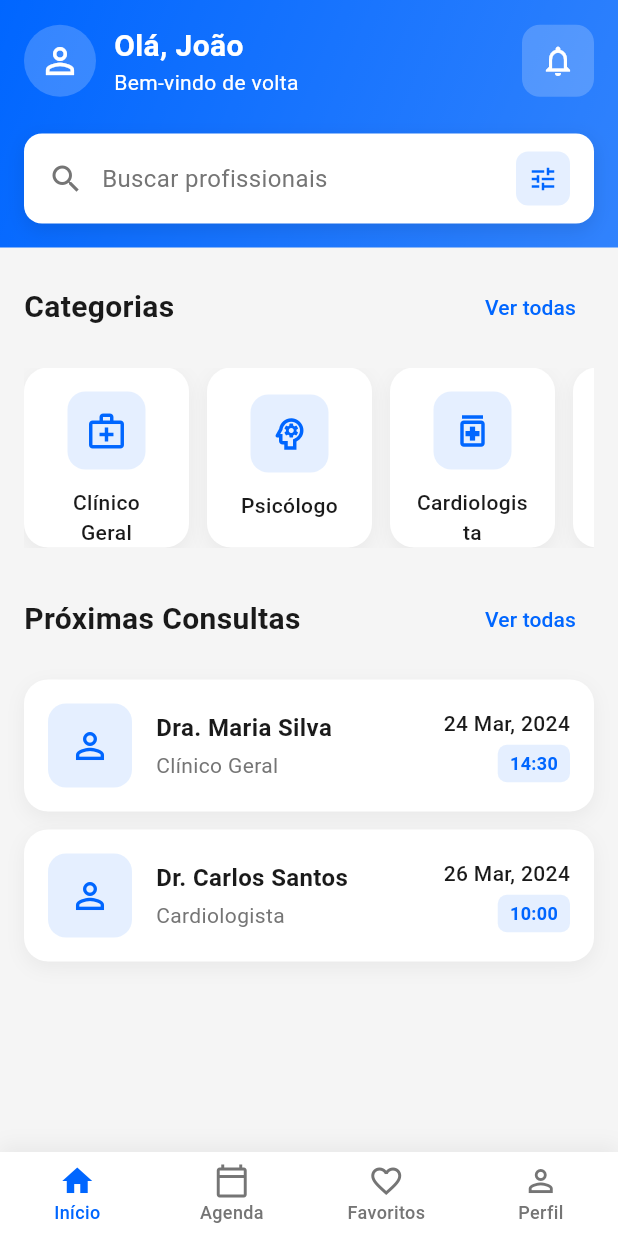
After one commit to HeitorLouzeiroRepositoryIFPI/agenda_saude, a Flutter app: the PatientHomeView screen opened by its route, after a tap on the "person outline" icon, on a phone screen of 412 x 824 dp. The commit adds this screen. Run offline on Flutter 3.47's test engine with Material 3 defaults, Android fonts, the phone set to English and light mode, and no system bars; our stand-ins replace go_router.

Commit message:
feat: Adicionando tela home do paciente.

```diff
--- /dev/null
+++ b/lib/app/modules/home/patient/patient_home_view.dart
@@ -0,0 +1,438 @@
+import 'package:flutter/material.dart';
+import 'package:agenda_saude/core/theme/app_colors.dart';
+import 'patient_home_viewmodel.dart';
+import 'package:provider/provider.dart';
+
+class PatientHomeView extends StatelessWidget {
+  const PatientHomeView({super.key});
+
+  @override
+  Widget build(BuildContext context) {
+    return ChangeNotifierProvider(
+      create: (_) => PatientHomeViewModel(),
+      child: Consumer<PatientHomeViewModel>(
+        builder: (context, viewModel, child) {
+          return Scaffold(
+            backgroundColor: AppColors.background,
+            body: SafeArea(
+              child: Column(
+                children: [
+                  // App Bar with gradient background
+                  Container(
+                    padding: const EdgeInsets.all(16),
+                    decoration: BoxDecoration(
+                      gradient: LinearGradient(
+                        begin: Alignment.topLeft,
+                        end: Alignment.bottomRight,
+                        colors: [
+                          AppColors.primary,
+                          AppColors.primary.withOpacity(0.8),
+                        ],
+                      ),
+                    ),
+                    child: Column(
+                      children: [
+                        // Top bar with profile and notifications
+                        Row(
+                          children: [
+                            InkWell(
+                              onTap: () => viewModel.onProfileTab(),
+                              child: CircleAvatar(
+                                radius: 24,
+                                backgroundColor: AppColors.white.withOpacity(0.2),
+                                child: const Icon(
+                                  Icons.person_outline,
+                                  color: AppColors.white,
+                                  size: 28,
+                                ),
+                              ),
+                            ),
+                            const SizedBox(width: 12),
+                            const Expanded(
+                              child: Column(
+                                crossAxisAlignment: CrossAxisAlignment.start,
+                                children: [
+                                  Text(
+                                    'Olá, João',
+                                    style: TextStyle(
+                                      fontSize: 20,
+                                      fontWeight: FontWeight.w600,
+                                      color: AppColors.white,
+                                    ),
+                                  ),
+                                  Text(
+                                    'Bem-vindo de volta',
+                                    style: TextStyle(
+                                      fontSize: 14,
+                                      color: AppColors.white,
+                                      fontWeight: FontWeight.w400,
+                                    ),
+                                  ),
+                                ],
+                              ),
+                            ),
+                            Container(
+                              decoration: BoxDecoration(
+                                color: AppColors.white.withOpacity(0.2),
+                                borderRadius: BorderRadius.circular(12),
+                              ),
+                              child: IconButton(
+                                onPressed: viewModel.onNotificationsTap,
+                                icon: const Icon(Icons.notifications_outlined),
+                                color: AppColors.white,
+                              ),
+                            ),
+                          ],
+                        ),
+                        const SizedBox(height: 24),
+                        // Search bar
+                        InkWell(
+                          onTap: viewModel.onSearchTap,
+                          child: Container(
+                            padding: const EdgeInsets.symmetric(horizontal: 16, vertical: 12),
+                            decoration: BoxDecoration(
+                              color: AppColors.white,
+                              borderRadius: BorderRadius.circular(12),
+                              boxShadow: [
+                                BoxShadow(
+                                  color: Colors.black.withOpacity(0.1),
+                                  blurRadius: 10,
+                                  offset: const Offset(0, 4),
+                                ),
+                              ],
+                            ),
+                            child: Row(
+                              children: [
+                                const Icon(Icons.search, color: AppColors.textSecondary),
+                                const SizedBox(width: 12),
+                                const Expanded(
+                                  child: Text(
+                                    'Buscar profissionais',
+                                    style: TextStyle(
+                                      color: AppColors.textSecondary,
+                                      fontSize: 16,
+                                    ),
+                                  ),
+                                ),
+                                Container(
+                                  padding: const EdgeInsets.all(8),
+                                  decoration: BoxDecoration(
+                                    color: AppColors.primary.withOpacity(0.1),
+                                    borderRadius: BorderRadius.circular(8),
+                                  ),
+                                  child: const Icon(
+                                    Icons.tune,
+                                    color: AppColors.primary,
+                                    size: 20,
+                                  ),
+                                ),
+                              ],
+                            ),
+                          ),
+                        ),
+                      ],
+                    ),
+                  ),
+                  // Content
+                  Expanded(
+                    child: ListView(
+                      padding: const EdgeInsets.all(16),
+                      children: [
+                        // Categories
+                        Row(
+                          mainAxisAlignment: MainAxisAlignment.spaceBetween,
+                          children: [
+                            const Text(
+                              'Categorias',
+                              style: TextStyle(
+                                fontSize: 20,
+                                fontWeight: FontWeight.w600,
+                                color: AppColors.text,
+                              ),
+                            ),
+                            TextButton(
+                              onPressed: viewModel.onViewAllCategories,
+                              child: const Text(
+                                'Ver todas',
+                                style: TextStyle(
+                                  color: AppColors.primary,
+                                  fontWeight: FontWeight.w500,
+                                ),
+                              ),
+                            ),
+                          ],
+                        ),
+                        const SizedBox(height: 16),
+                        SizedBox(
+                          height: 120,
+                          child: ListView.builder(
+                            scrollDirection: Axis.horizontal,
+                            itemCount: viewModel.categories.length,
+                            itemBuilder: (context, index) {
+                              final category = viewModel.categories[index];
+                              return _buildCategoryCard(
+                                icon: category['icon'],
+                                title: category['title'],
+                                onTap: () => viewModel.onCategoryTap(index),
+                              );
+                            },
+                          ),
+                        ),
+                        const SizedBox(height: 24),
+                        // Upcoming Appointments
+                        Row(
+                          mainAxisAlignment: MainAxisAlignment.spaceBetween,
+                          children: [
+                            const Text(
+                              'Próximas Consultas',
+                              style: TextStyle(
+                                fontSize: 20,
+                                fontWeight: FontWeight.w600,
+                                color: AppColors.text,
+                              ),
+                            ),
+                            TextButton(
+                              onPressed: viewModel.onViewAllAppointments,
+                              child: const Text(
+                                'Ver todas',
+                                style: TextStyle(
+                                  color: AppColors.primary,
+                                  fontWeight: FontWeight.w500,
+                                ),
+                              ),
+                            ),
+                          ],
+                        ),
+                        const SizedBox(height: 16),
+                        ListView.builder(
+                          shrinkWrap: true,
+                          physics: const NeverScrollableScrollPhysics(),
+                          itemCount: viewModel.appointments.length,
+                          itemBuilder: (context, index) {
+                            final appointment = viewModel.appointments[index];
+                            return Padding(
+                              padding: const EdgeInsets.only(bottom: 12),
+                              child: _buildAppointmentCard(
+                                doctorName: appointment['doctorName'],
+                                specialty: appointment['specialty'],
+                                date: appointment['date'],
+                                time: appointment['time'],
+                                onTap: () => viewModel.onAppointmentTap(index),
+                              ),
+                            );
+                          },
+                        ),
+                      ],
+                    ),
+                  ),
+                ],
+              ),
+            ),
+            bottomNavigationBar: Container(
+              decoration: BoxDecoration(
+                color: AppColors.white,
+                boxShadow: [
+                  BoxShadow(
+                    color: Colors.black.withOpacity(0.05),
+                    blurRadius: 10,
+                    offset: const Offset(0, -5),
+                  ),
+                ],
+              ),
+              child: BottomNavigationBar(
+                currentIndex: viewModel.currentIndex,
+                onTap: (index) => viewModel.handleBottomNavigation(context, index),
+                selectedItemColor: AppColors.primary,
+                unselectedItemColor: AppColors.textSecondary,
+                backgroundColor: Colors.transparent,
+                elevation: 0,
+                type: BottomNavigationBarType.fixed,
+                selectedLabelStyle: const TextStyle(
+                  fontWeight: FontWeight.w500,
+                  fontSize: 12,
+                ),
+                unselectedLabelStyle: const TextStyle(
+                  fontWeight: FontWeight.w500,
+                  fontSize: 12,
+                ),
+                items: const [
+                  BottomNavigationBarItem(
+                    icon: Icon(Icons.home_outlined),
+                    activeIcon: Icon(Icons.home),
+                    label: 'Início',
+                  ),
+                  BottomNavigationBarItem(
+                    icon: Icon(Icons.calendar_today_outlined),
+                    activeIcon: Icon(Icons.calendar_today),
+                    label: 'Agenda',
+                  ),
+                  BottomNavigationBarItem(
+                    icon: Icon(Icons.favorite_border),
+                    activeIcon: Icon(Icons.favorite),
+                    label: 'Favoritos',
+                  ),
+                  BottomNavigationBarItem(
+                    icon: Icon(Icons.person_outline),
+                    activeIcon: Icon(Icons.person),
+                    label: 'Perfil',
+                  ),
+                ],
+              ),
+            ),
+          );
+        },
+      ),
+    );
+  }
+
+  Widget _buildCategoryCard({
+    required IconData icon,
+    required String title,
+    required VoidCallback onTap,
+  }) {
+    return Container(
+      margin: const EdgeInsets.only(right: 12),
+      child: InkWell(
+        onTap: onTap,
+        borderRadius: BorderRadius.circular(16),
+        child: Container(
+          width: 110,
+          padding: const EdgeInsets.all(16),
+          decoration: BoxDecoration(
+            color: AppColors.white,
+            borderRadius: BorderRadius.circular(16),
+            boxShadow: [
+              BoxShadow(
+                color: Colors.black.withOpacity(0.05),
+                blurRadius: 10,
+                offset: const Offset(0, 4),
+              ),
+            ],
+          ),
+          child: Column(
+            mainAxisAlignment: MainAxisAlignment.center,
+            children: [
+              Container(
+                padding: const EdgeInsets.all(12),
+                decoration: BoxDecoration(
+                  color: AppColors.primary.withOpacity(0.1),
+                  borderRadius: BorderRadius.circular(12),
+                ),
+                child: Icon(icon, color: AppColors.primary, size: 28),
+              ),
+              const SizedBox(height: 12),
+              Text(
+                title,
+                style: const TextStyle(
+                  fontSize: 14,
+                  fontWeight: FontWeight.w500,
+                  color: AppColors.text,
+                ),
+                textAlign: TextAlign.center,
+                maxLines: 2,
+                overflow: TextOverflow.ellipsis,
+              ),
+            ],
+          ),
+        ),
+      ),
+    );
+  }
+
+  Widget _buildAppointmentCard({
+    required String doctorName,
+    required String specialty,
+    required String date,
+    required String time,
+    required VoidCallback onTap,
+  }) {
+    return InkWell(
+      onTap: onTap,
+      borderRadius: BorderRadius.circular(16),
+      child: Container(
+        padding: const EdgeInsets.all(16),
+        decoration: BoxDecoration(
+          color: AppColors.white,
+          borderRadius: BorderRadius.circular(16),
+          boxShadow: [
+            BoxShadow(
+              color: Colors.black.withOpacity(0.05),
+              blurRadius: 10,
+              offset: const Offset(0, 4),
+            ),
+          ],
+        ),
+        child: Row(
+          children: [
+            Container(
+              width: 56,
+              height: 56,
+              decoration: BoxDecoration(
+                color: AppColors.primary.withOpacity(0.1),
+                borderRadius: BorderRadius.circular(12),
+              ),
+              child: const Icon(
+                Icons.person_outline,
+                color: AppColors.primary,
+                size: 28,
+              ),
+            ),
+            const SizedBox(width: 16),
+            Expanded(
+              child: Column(
+                crossAxisAlignment: CrossAxisAlignment.start,
+                children: [
+                  Text(
+                    doctorName,
+                    style: const TextStyle(
+                      fontSize: 16,
+                      fontWeight: FontWeight.w600,
+                      color: AppColors.text,
+                    ),
+                  ),
+                  const SizedBox(height: 4),
+                  Text(
+                    specialty,
+                    style: const TextStyle(
+                      fontSize: 14,
+                      color: AppColors.textSecondary,
+                    ),
+                  ),
+                ],
+              ),
+            ),
+            Column(
+              crossAxisAlignment: CrossAxisAlignment.end,
+              children: [
+                Text(
+                  date,
+                  style: const TextStyle(
+                    fontSize: 14,
+                    fontWeight: FontWeight.w500,
+                    color: AppColors.text,
+                  ),
+                ),
+                const SizedBox(height: 4),
+                Container(
+                  padding: const EdgeInsets.symmetric(horizontal: 8, vertical: 4),
+                  decoration: BoxDecoration(
+                    color: AppColors.primary.withOpacity(0.1),
+                    borderRadius: BorderRadius.circular(6),
+                  ),
+                  child: Text(
+                    time,
+                    style: const TextStyle(
+                      fontSize: 12,
+                      color: AppColors.primary,
+                      fontWeight: FontWeight.w600,
+                    ),
+                  ),
+                ),
+              ],
+            ),
+          ],
+        ),
+      ),
+    );
+  }
+}
--- /dev/null
+++ b/lib/app/modules/home/patient/patient_home_viewmodel.dart
@@ -0,0 +1,135 @@
+import 'package:flutter/material.dart';
+import 'package:go_router/go_router.dart';
+
+class PatientHomeViewModel extends ChangeNotifier {
+  int _currentIndex = 0;
+
+  int get currentIndex => _currentIndex;
+
+  void setCurrentIndex(int index) {
+    if (index != _currentIndex) {
+      _currentIndex = index;
+      notifyListeners();
+    }
+  }
+
+  // Mock data for categories
+  final List<Map<String, dynamic>> categories = [
+    {
+      'icon': Icons.medical_services_outlined,
+      'title': 'Clínico Geral',
+    },
+    {
+      'icon': Icons.psychology_outlined,
+      'title': 'Psicólogo',
+    },
+    {
+      'icon': Icons.medication_outlined,
+      'title': 'Cardiologista',
+    },
+    {
+      'icon': Icons.healing_outlined,
+      'title': 'Ortopedista',
+    },
+    {
+      'icon': Icons.visibility_outlined,
+      'title': 'Oftalmologista',
+    },
+    {
+      'icon': Icons.elderly_outlined,
+      'title': 'Geriatra',
+    },
+  ];
+
+  // Mock data for appointments
+  final List<Map<String, dynamic>> appointments = [
+    {
+      'doctorName': 'Dra. Maria Silva',
+      'specialty': 'Clínico Geral',
+      'date': '24 Mar, 2024',
+      'time': '14:30',
+      'status': 'confirmed',
+      'location': 'Clínica Central',
+    },
+    {
+      'doctorName': 'Dr. Carlos Santos',
+      'specialty': 'Cardiologista',
+      'date': '26 Mar, 2024',
+      'time': '10:00',
+      'status': 'pending',
+      'location': 'Hospital São Lucas',
+    },
+  ];
+
+  // Navigation methods
+  void onCategoryTap(int index) {
+    final category = categories[index];
+    // TODO: Navigate to specialists list filtered by category
+    debugPrint('Selected category: ${category['title']}');
+  }
+
+  void onAppointmentTap(int index) {
+    final appointment = appointments[index];
+    // TODO: Navigate to appointment details
+    debugPrint('Selected appointment: ${appointment['doctorName']}');
+  }
+
+  void onNotificationsTap() {
+    // TODO: Navigate to notifications
+    debugPrint('Opening notifications');
+  }
+
+  void onSearchTap() {
+    // TODO: Navigate to search screen
+    debugPrint('Opening search');
+  }
+
+  void onViewAllCategories() {
+    // TODO: Navigate to all categories
+    debugPrint('Opening all categories');
+  }
+
+  void onViewAllAppointments() {
+    // TODO: Navigate to all appointments
+    debugPrint('Opening all appointments');
+  }
+
+  // Bottom navigation methods
+  void onHomeTab() {
+    // Already on home
+  }
+
+  void onScheduleTab() {
+    // TODO: Navigate to schedule
+    debugPrint('Opening schedule');
+  }
+
+  void onFavoritesTab() {
+    // TODO: Navigate to favorites
+    debugPrint('Opening favorites');
+  }
+
+  void onProfileTab() {
+    // TODO: Navigate to profile
+    debugPrint('Opening profile');
+  }
+
+  // Handle bottom navigation
+  void handleBottomNavigation(BuildContext context, int index) {
+    switch (index) {
+      case 0: // Home
+        onHomeTab();
+        break;
+      case 1: // Schedule
+        context.push('/schedule');
+        break;
+      case 2: // Favorites
+        context.push('/favorites');
+        break;
+      case 3: // Profile
+        context.push('/profile');
+        break;
+    }
+    setCurrentIndex(index);
+  }
+}
--- a/lib/app/modules/login/login_viewmodel.dart
+++ b/lib/app/modules/login/login_viewmodel.dart
@@ -25,33 +25,24 @@ class LoginViewModel extends ChangeNotifier {
 
   Future<void> login(BuildContext context) async {
     if (formKey.currentState?.validate() ?? false) {
-      // TODO: Implement login logic based on userType
+      // TODO: Implement actual login logic
+      // For now, just navigate based on user type
       if (userType == UserType.patient) {
-        // Navigate to patient home
         context.go('/home/patient');
       } else {
-        // Navigate to professional home
         context.go('/home/professional');
       }
     }
   }
 
   void onForgotPasswordPressed(BuildContext context) {
-    // TODO: Navigate to forgot password screen based on userType
-    if (userType == UserType.patient) {
-      context.push('/forgot-password/patient');
-    } else {
-      context.push('/forgot-password/professional');
-    }
+    final type = userType == UserType.patient ? 'patient' : 'professional';
+    context.push('/forgot-password/$type');
   }
 
   void onRegisterPressed(BuildContext context) {
-    // TODO: Navigate to register screen based on userType
-    if (userType == UserType.patient) {
-      context.push('/register/patient');
-    } else {
-      context.push('/register/professional');
-    }
+    final type = userType == UserType.patient ? 'patient' : 'professional';
+    context.push('/register/$type');
   }
 
   @override
--- a/lib/core/routes/app_router.dart
+++ b/lib/core/routes/app_router.dart
@@ -3,12 +3,13 @@ import 'package:go_router/go_router.dart';
 import '../../app/modules/splash/splash_view.dart';
 import '../../app/modules/pre_login/pre_login_view.dart';
 import '../../app/modules/login/login_view.dart';
+import '../../app/modules/home/patient/patient_home_view.dart';
 
 final GlobalKey<NavigatorState> _rootNavigatorKey = GlobalKey<NavigatorState>(debugLabel: 'root');
 
 final goRouter = GoRouter(
   navigatorKey: _rootNavigatorKey,
-  initialLocation: '/', // Changed to start with splash screen
+  initialLocation: '/',
   debugLogDiagnostics: true,
   routes: [
     GoRoute(
@@ -26,17 +27,79 @@ final goRouter = GoRouter(
       name: 'login',
       builder: (context, state) => const LoginView(),
     ),
-    // TODO: Add routes for home screens, forgot password, and registration
+    // Patient Routes
     GoRoute(
       path: '/home/patient',
       name: 'patientHome',
-      builder: (context, state) => const Scaffold(body: Center(child: Text('Patient Home'))),
+      builder: (context, state) => const PatientHomeView(),
     ),
+    GoRoute(
+      path: '/schedule',
+      name: 'schedule',
+      builder: (context, state) => const Scaffold(
+        body: Center(child: Text('Agenda')),
+      ),
+    ),
+    GoRoute(
+      path: '/favorites',
+      name: 'favorites',
+      builder: (context, state) => const Scaffold(
+        body: Center(child: Text('Favoritos')),
+      ),
+    ),
+    GoRoute(
+      path: '/profile',
+      name: 'profile',
+      builder: (context, state) => const Scaffold(
+        body: Center(child: Text('Perfil')),
+      ),
+    ),
+    GoRoute(
+      path: '/notifications',
+      name: 'notifications',
+      builder: (context, state) => const Scaffold(
+        body: Center(child: Text('Notificações')),
+      ),
+    ),
+    GoRoute(
+      path: '/search',
+      name: 'search',
+      builder: (context, state) => const Scaffold(
+        body: Center(child: Text('Buscar Profissionais')),
+      ),
+    ),
+    GoRoute(
+      path: '/categories',
+      name: 'categories',
+      builder: (context, state) => const Scaffold(
+        body: Center(child: Text('Todas as Categorias')),
+      ),
+    ),
+    GoRoute(
+      path: '/appointments',
+      name: 'appointments',
+      builder: (context, state) => const Scaffold(
+        body: Center(child: Text('Todas as Consultas')),
+      ),
+    ),
+    GoRoute(
+      path: '/appointment/:id',
+      name: 'appointmentDetails',
+      builder: (context, state) => Scaffold(
+        body: Center(
+          child: Text('Detalhes da Consulta ${state.pathParameters['id']}'),
+        ),
+      ),
+    ),
+    // Professional Routes
     GoRoute(
       path: '/home/professional',
       name: 'professionalHome',
-      builder: (context, state) => const Scaffold(body: Center(child: Text('Professional Home'))),
+      builder: (context, state) => const Scaffold(
+        body: Center(child: Text('Professional Home')),
+      ),
     ),
+    // Auth Routes
     GoRoute(
       path: '/forgot-password/:type',
       name: 'forgotPassword',
```
